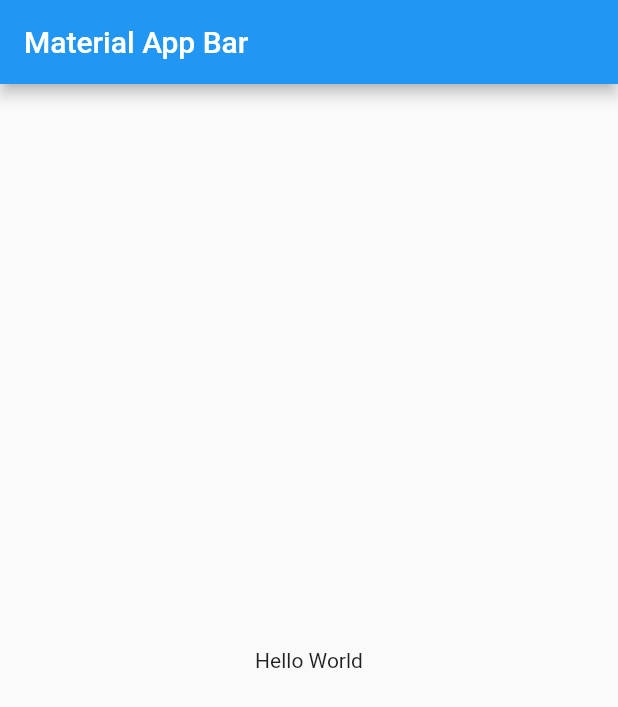
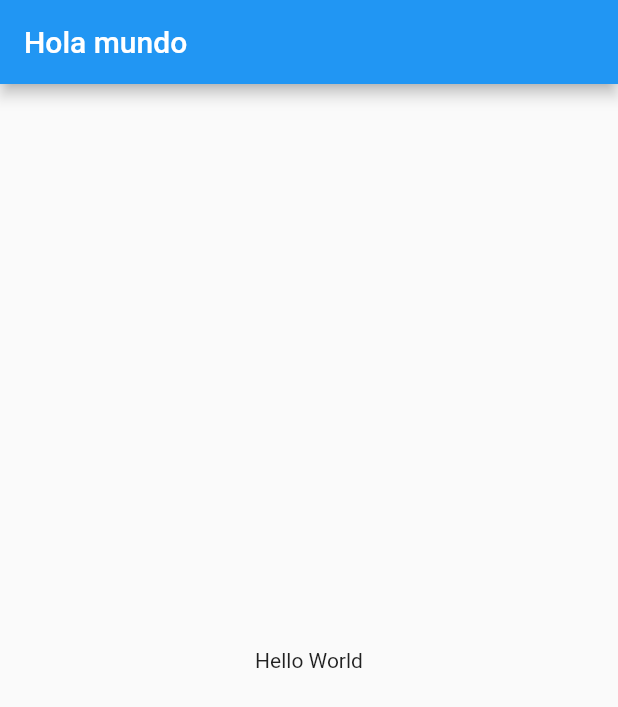
Before and after one commit to joaquin171993/SlideShow_Flutter, a Flutter app: the screen it shows after launch, on a phone screen of 412 x 824 dp. Shown: the top 707 px of the screen. Run offline on Flutter 3.47's test engine with Material 2 defaults, Android fonts, the light colour scheme and no system bars.

Commit message:
Primera actualización 26-1-20211 10:48 am

```diff
--- a/lib/main.dart
+++ b/lib/main.dart
@@ -9,7 +9,7 @@ class MyApp extends StatelessWidget {
       title: 'Material App',
       home: Scaffold(
         appBar: AppBar(
-          title: Text('Material App Bar'),
+          title: Text('Hola mundo'),
         ),
         body: Center(
           child: Container(
```
